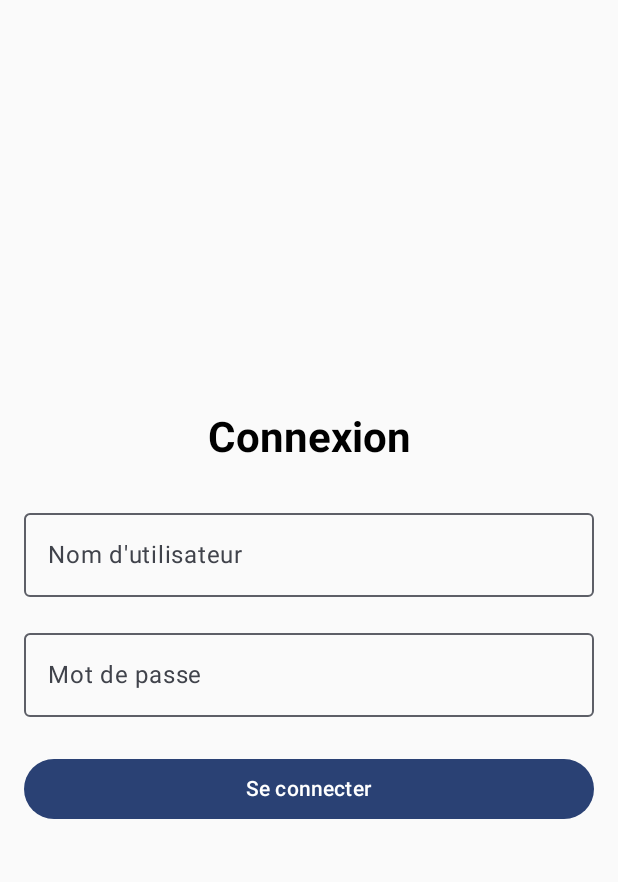
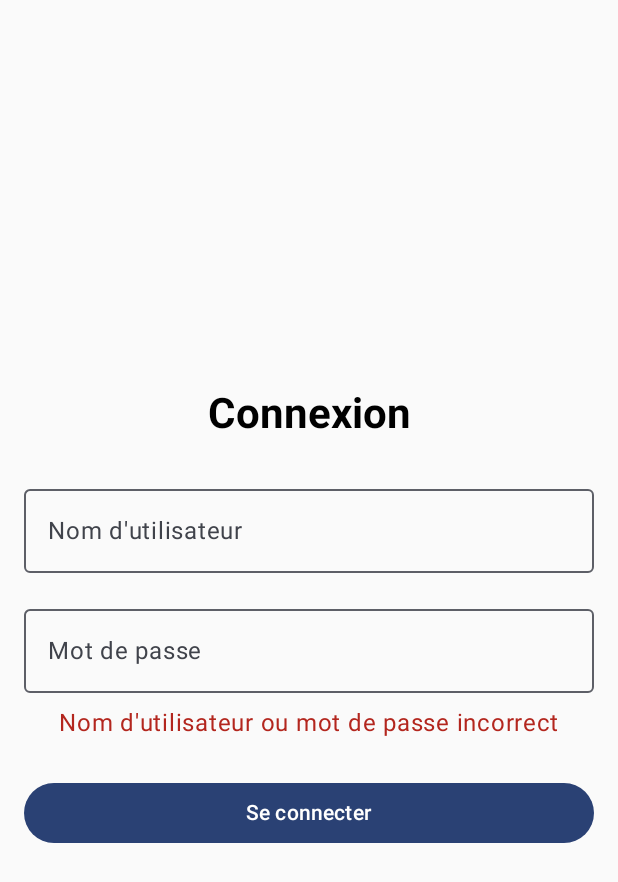
Before and after one commit to Sterbenfr/Arhoverse, an Android app built with Jetpack Compose: the screen it shows after launch (MainActivity), after a tap on "Se connecter", on a phone screen of 412 x 824 dp. Shown: the top 882 px of the screen. Run offline under Robolectric (Android 15) with nearby library versions, the phone set to English and light mode, and no system bars.

Commit message:
nouvelles modifications

```diff
--- a/app/src/main/java/com/example/arhoverse/presentation/user/LoginScreen.kt
+++ b/app/src/main/java/com/example/arhoverse/presentation/user/LoginScreen.kt
@@ -9,12 +9,20 @@ import androidx.compose.ui.text.font.FontWeight
 import androidx.compose.ui.unit.dp
 import androidx.compose.ui.text.input.PasswordVisualTransformation
 
+data class TestUser(val fullName: String, val username: String, val password: String)
+
 @Composable
 fun LoginScreen(
-    onLoginSuccess: () -> Unit
+    onLoginSuccess: (String) -> Unit
 ) {
     var username by remember { mutableStateOf("") }
     var password by remember { mutableStateOf("") }
+    var loginError by remember { mutableStateOf("") }
+    val users = listOf(
+        TestUser("Alice Martin", "alice", "alice123"),
+        TestUser("Bob Dupont", "bob", "bob123"),
+        TestUser("Charlie Durand", "charlie", "charlie123")
+    )
 
     Column(
         modifier = Modifier
@@ -48,12 +56,24 @@ fun LoginScreen(
             visualTransformation = PasswordVisualTransformation()
         )
 
+        if (loginError.isNotEmpty()) {
+            Text(
+                text = loginError,
+                color = MaterialTheme.colorScheme.error,
+                modifier = Modifier.padding(top = 8.dp)
+            )
+        }
+
         Spacer(modifier = Modifier.height(24.dp))
 
         Button(
             onClick = {
-                if (username.isNotBlank() && password.isNotBlank()) {
-                    onLoginSuccess()
+                val user = users.find { it.username == username && it.password == password }
+                if (user != null) {
+                    loginError = ""
+                    onLoginSuccess(user.username)
+                } else {
+                    loginError = "Nom d'utilisateur ou mot de passe incorrect"
                 }
             },
             modifier = Modifier.fillMaxWidth()
```
